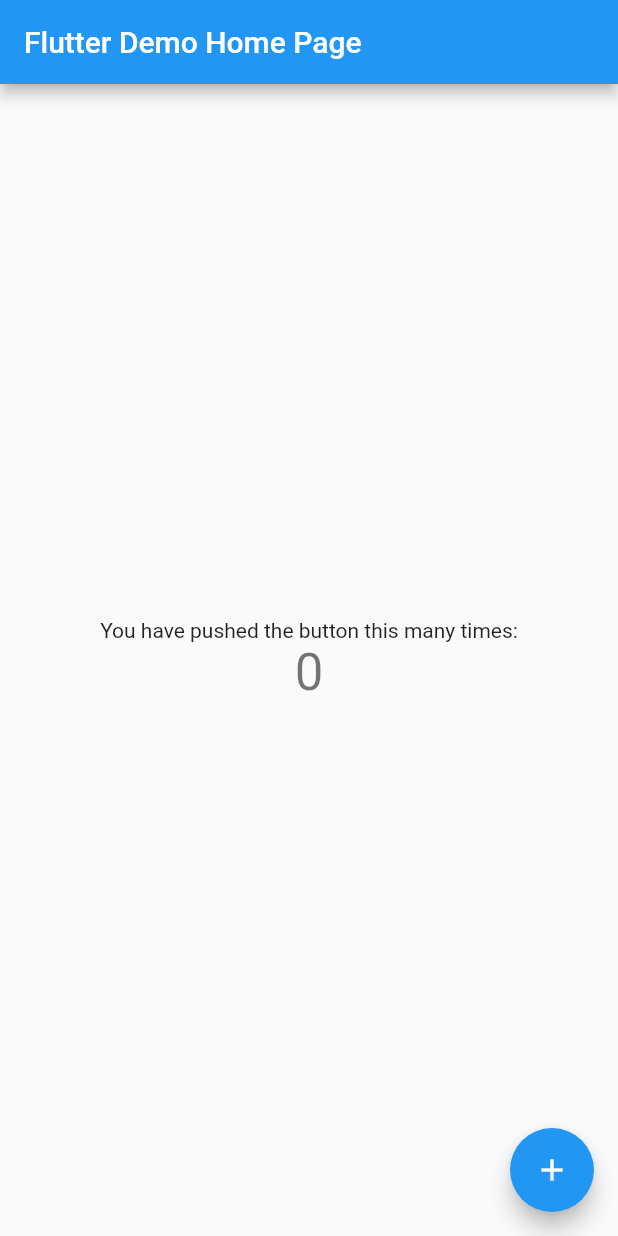
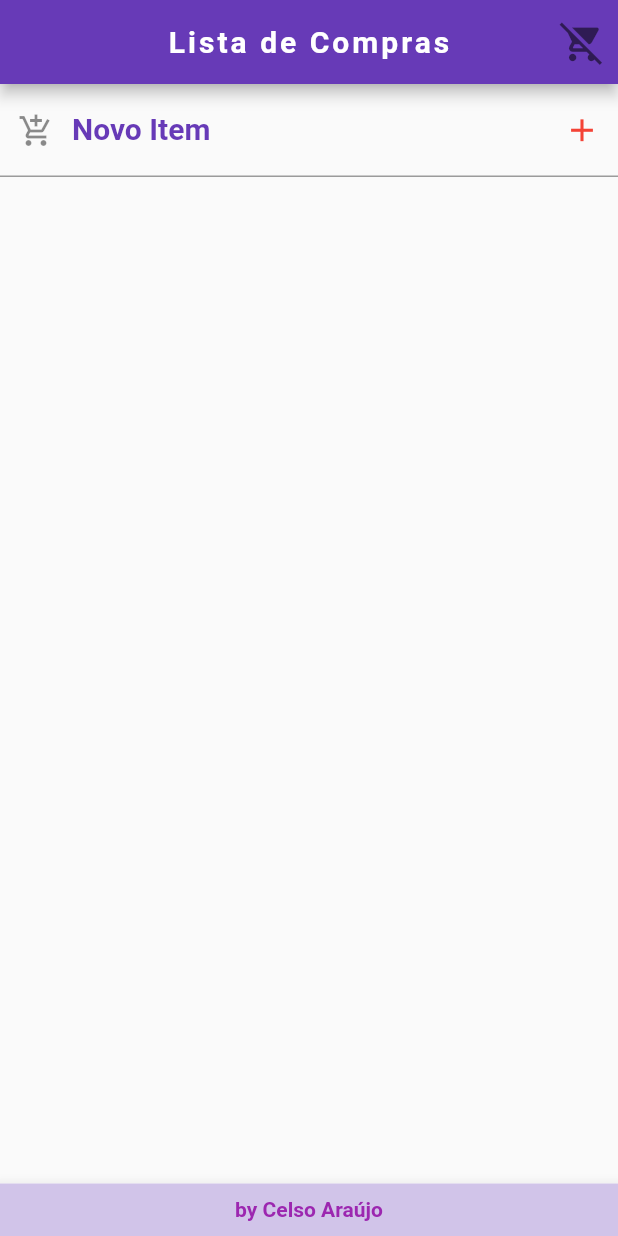
Before and after one commit to celsopa/flutter_ListaDeCompras, a Flutter app: the screen it shows after launch, on a phone screen of 412 x 824 dp. Run offline on Flutter 3.47's test engine with Material 2 defaults, Android fonts, the phone set to English and light mode, and no system bars; our stand-ins replace shared_preferences.

```diff
--- a/lib/main.dart
+++ b/lib/main.dart
@@ -1,111 +1,230 @@
+import 'dart:convert';
 import 'package:flutter/material.dart';
+import 'package:shared_preferences/shared_preferences.dart';
+import 'models/item.dart';
 
-void main() => runApp(MyApp());
+void main() => runApp(ListaCompras());
 
-class MyApp extends StatelessWidget {
-  // This widget is the root of your application.
+class ListaCompras extends StatelessWidget {
   @override
   Widget build(BuildContext context) {
     return MaterialApp(
-      title: 'Flutter Demo',
+      home: HomePage(),
+      title: "Lista de Compras",
       theme: ThemeData(
-        // This is the theme of your application.
-        //
-        // Try running your application with "flutter run". You'll see the
-        // application has a blue toolbar. Then, without quitting the app, try
-        // changing the primarySwatch below to Colors.green and then invoke
-        // "hot reload" (press "r" in the console where you ran "flutter run",
-        // or simply save your changes to "hot reload" in a Flutter IDE).
-        // Notice that the counter didn't reset back to zero; the application
-        // is not restarted.
-        primarySwatch: Colors.blue,
+        primarySwatch: Colors.deepPurple,
       ),
-      home: MyHomePage(title: 'Flutter Demo Home Page'),
+      debugShowCheckedModeBanner: false,
     );
   }
 }
 
-class MyHomePage extends StatefulWidget {
-  MyHomePage({Key key, this.title}) : super(key: key);
+class HomePage extends StatefulWidget {
+  var items = new List<Item>();
 
-  // This widget is the home page of your application. It is stateful, meaning
-  // that it has a State object (defined below) that contains fields that affect
-  // how it looks.
-
-  // This class is the configuration for the state. It holds the values (in this
-  // case the title) provided by the parent (in this case the App widget) and
-  // used by the build method of the State. Fields in a Widget subclass are
-  // always marked "final".
-
-  final String title;
+  HomePage() {
+    items = [];
+  }
 
   @override
-  _MyHomePageState createState() => _MyHomePageState();
+  _HomePageState createState() => _HomePageState();
 }
 
-class _MyHomePageState extends State<MyHomePage> {
-  int _counter = 0;
+class _HomePageState extends State<HomePage> {
+  var newTaskCtrl = TextEditingController();
 
-  void _incrementCounter() {
+  showAlertDialog(BuildContext context) {
+    if (widget.items.isNotEmpty) {
+      // set up the buttons
+      Widget cancelButton = FlatButton(
+        child: Text("CANCELAR"),
+        onPressed: () => Navigator.of(context).pop(),
+      );
+      Widget continueButton = FlatButton(
+        child: Text("LIMPAR"),
+        onPressed: limparLista,
+      );
+
+      // set up the AlertDialog
+      AlertDialog alert = AlertDialog(
+        title: Text("Apagar a lista"),
+        content: Text("Deseja apagar toda a lista?"),
+        actions: [
+          cancelButton,
+          continueButton,
+        ],
+      );
+
+      // show the dialog
+      showDialog(
+        context: context,
+        builder: (BuildContext context) {
+          return alert;
+        },
+      );
+    }
+  }
+
+  void addItem() {
+    if (newTaskCtrl.text.isEmpty) return;
     setState(() {
-      // This call to setState tells the Flutter framework that something has
-      // changed in this State, which causes it to rerun the build method below
-      // so that the display can reflect the updated values. If we changed
-      // _counter without calling setState(), then the build method would not be
-      // called again, and so nothing would appear to happen.
-      _counter++;
+      widget.items.add(
+        Item(
+          title: newTaskCtrl.text,
+          done: false,
+        ),
+      );
+      newTaskCtrl.clear();
+      save();
     });
+  }
+
+  void removeItem(int index) {
+    setState(() {
+      widget.items.removeAt(index);
+      save();
+    });
+  }
+
+  void limparLista() {
+    setState(() {
+      widget.items.clear();
+    });
+    Navigator.of(context).pop();
+    save();
+  }
+
+  Future load() async {
+    var prefs = await SharedPreferences.getInstance();
+    var data = prefs.getString('data');
+
+    if (data != null) {
+      Iterable decoded = jsonDecode(data);
+      List<Item> result = decoded.map((x) => Item.fromJson(x)).toList();
+      setState(() {
+        widget.items = result;
+      });
+    }
+  }
+
+  save() async {
+    var prefs = await SharedPreferences.getInstance();
+    await prefs.setString('data', jsonEncode(widget.items));
+    print('salvou');
+  }
+
+  _HomePageState() {
+    load();
   }
 
   @override
   Widget build(BuildContext context) {
-    // This method is rerun every time setState is called, for instance as done
-    // by the _incrementCounter method above.
-    //
-    // The Flutter framework has been optimized to make rerunning build methods
-    // fast, so that you can just rebuild anything that needs updating rather
-    // than having to individually change instances of widgets.
     return Scaffold(
       appBar: AppBar(
-        // Here we take the value from the MyHomePage object that was created by
-        // the App.build method, and use it to set our appbar title.
-        title: Text(widget.title),
+//          leading: Icon(Icons.shopping_cart),
+        title: Text(
+          "Lista de Compras",
+          style: TextStyle(
+            fontSize: 20,
+            letterSpacing: 2,
+            fontWeight: FontWeight.bold,
+          ),
+        ),
+        centerTitle: true,
+        actions: <Widget>[
+          IconButton(
+            onPressed: () => showAlertDialog(context),
+            icon: Icon(
+              Icons.remove_shopping_cart,
+              size: 30,
+              color: Colors.black54,
+            ),
+          )
+        ],
       ),
-      body: Center(
-        // Center is a layout widget. It takes a single child and positions it
-        // in the middle of the parent.
-        child: Column(
-          // Column is also a layout widget. It takes a list of children and
-          // arranges them vertically. By default, it sizes itself to fit its
-          // children horizontally, and tries to be as tall as its parent.
-          //
-          // Invoke "debug painting" (press "p" in the console, choose the
-          // "Toggle Debug Paint" action from the Flutter Inspector in Android
-          // Studio, or the "Toggle Debug Paint" command in Visual Studio Code)
-          // to see the wireframe for each widget.
-          //
-          // Column has various properties to control how it sizes itself and
-          // how it positions its children. Here we use mainAxisAlignment to
-          // center the children vertically; the main axis here is the vertical
-          // axis because Columns are vertical (the cross axis would be
-          // horizontal).
-          mainAxisAlignment: MainAxisAlignment.center,
-          children: <Widget>[
-            Text(
-              'You have pushed the button this many times:',
+      body: Column(
+        children: <Widget>[
+          TextFormField(
+            autocorrect: true,
+            controller: newTaskCtrl,
+            cursorWidth: 3,
+            decoration: InputDecoration(
+              labelText: "Novo Item",
+              labelStyle: TextStyle(
+                color: Colors.deepPurple,
+              ),
+              hintText: "ex: tomates",
+              hintStyle: TextStyle(color: Colors.grey[500]),
+              prefixIcon: Icon(Icons.add_shopping_cart),
+              suffixIcon: IconButton(
+                icon: Icon(Icons.add),
+                color: Colors.red,
+                iconSize: 25,
+                onPressed: addItem,
+              ),
+              contentPadding: EdgeInsets.all(10.0),
             ),
-            Text(
-              '$_counter',
-              style: Theme.of(context).textTheme.display1,
+            enableSuggestions: true,
+            onFieldSubmitted: (v) => addItem(),
+            keyboardType: TextInputType.text,
+            style: TextStyle(
+              fontSize: 20,
+              fontWeight: FontWeight.bold,
+              color: Colors.purple[900],
             ),
-          ],
+          ),
+          Expanded(
+            child: ListView.builder(
+              itemCount: widget.items.length,
+              itemBuilder: (BuildContext context, int index) {
+                final item = widget.items[index];
+                return Dismissible(
+                  onDismissed: (direction) {
+                    removeItem(index);
+                  },
+                  background: Container(
+                    color: Colors.grey[200],
+                  ),
+                  key: Key(item.title),
+                  child: CheckboxListTile(
+                    checkColor: Colors.white,
+                    selected: true,
+                    title: Text(
+                      item.title,
+                      style: TextStyle(
+                        fontSize: 18,
+                      ),
+                    ),
+                    value: item.done,
+                    onChanged: (value) {
+                      setState(() {
+                        item.done = value;
+                        save();
+                      });
+                    },
+                  ),
+                );
+              },
+            ),
+          ),
+        ],
+      ),
+      bottomNavigationBar: BottomAppBar(
+        shape: const CircularNotchedRectangle(),
+        child: Container(
+          child: Center(
+            child: Text(
+              "by Celso Araújo",
+              style: TextStyle(
+                color: Colors.purple,
+                fontWeight: FontWeight.bold,
+              ),
+            ),
+          ),
+          color: Colors.deepPurple[100],
+          height: 35.0,
         ),
       ),
-      floatingActionButton: FloatingActionButton(
-        onPressed: _incrementCounter,
-        tooltip: 'Increment',
-        child: Icon(Icons.add),
-      ), // This trailing comma makes auto-formatting nicer for build methods.
     );
   }
 }
--- /dev/null
+++ b/lib/models/item.dart
@@ -0,0 +1,18 @@
+class Item {
+  String title;
+  bool done;
+
+  Item({this.title, this.done});
+
+  Item.fromJson(Map<String, dynamic> json) {
+    title = json['title'];
+    done = json['done'];
+  }
+
+  Map<String, dynamic> toJson() {
+    final Map<String, dynamic> data = new Map<String, dynamic>();
+    data['title'] = this.title;
+    data['done'] = this.done;
+    return data;
+  }
+}
--- a/pubspec.yaml
+++ b/pubspec.yaml
@@ -23,6 +23,7 @@ dependencies:
   # The following adds the Cupertino Icons font to your application.
   # Use with the CupertinoIcons class for iOS style icons.
   cupertino_icons: ^0.1.2
+  shared_preferences: ^0.5.3
 
 dev_dependencies:
   flutter_test:
```
Also changed, not shown: pubspec.lock, 2 other files.
